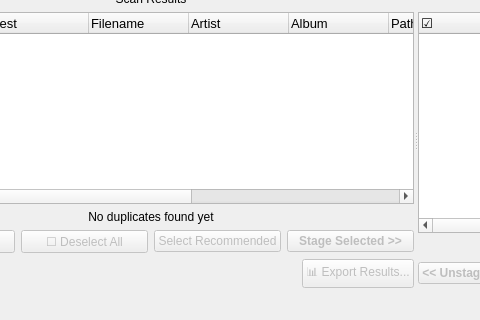
Old version of the form src/duperscooper_gui/ui/dual_pane_widget.ui in the repository ohtostado/duperscooper; both pictures show x 123 to 603 and y 380 to 700 of the 1000 by 700 pixel window.
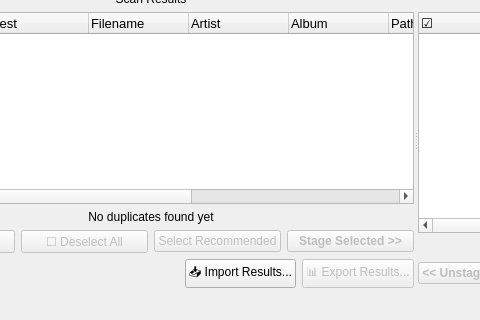
New version of the form.

Commit message: feat: add import scan results functionality

Patch:
```diff
--- a/src/duperscooper_gui/ui/dual_pane_widget.ui
+++ b/src/duperscooper_gui/ui/dual_pane_widget.ui
@@ -375,6 +375,16 @@
            </property>
           </spacer>
          </item>
+         <item>
+          <widget class="QPushButton" name="importResultsButton">
+           <property name="text">
+            <string>📥 Import Results...</string>
+           </property>
+           <property name="toolTip">
+            <string>Import scan results from JSON or CSV file</string>
+           </property>
+          </widget>
+         </item>
          <item>
           <widget class="QPushButton" name="exportResultsButton">
            <property name="text">
```
The commit also changes 1 other file.
